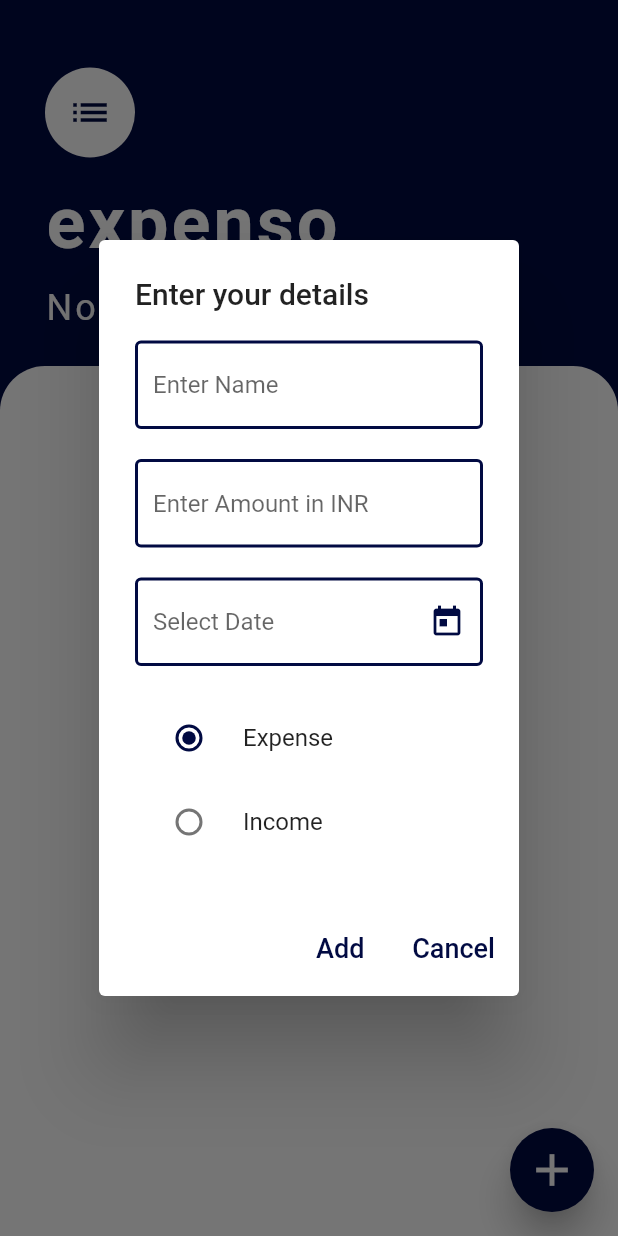
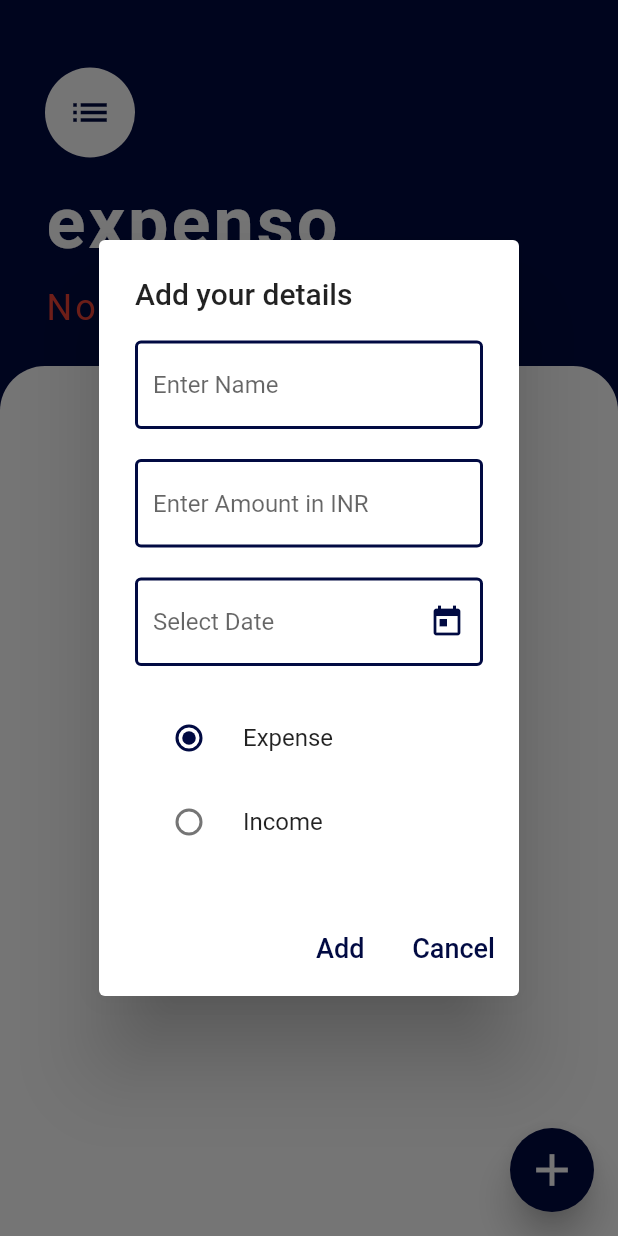
Before and after one commit to Gandheesh-SA/Expenso, a Flutter app: the screen it shows after launch, after a tap on the "add" icon, on a phone screen of 412 x 824 dp. Run offline on Flutter 3.47's test engine with Material 2 defaults, Android fonts, the phone set to English and light mode, and no system bars; our stand-ins replace google_fonts, hive, hive_flutter; accounts and stored records are empty; Roboto replaces fonts that are missing (Chilanka, Ubuntu).

Commit message:
Functionality achieved

```diff
--- a/lib/models/transactiondetails.dart
+++ b/lib/models/transactiondetails.dart
@@ -5,7 +5,7 @@ class TransactionDetails extends HiveObject{
   @HiveField(0)
   late String name;
   @HiveField(1)
-  late DateTime dateTime;
+  late String dateTime;
   @HiveField(2)
   late bool isExpense;
   @HiveField(3)
--- a/lib/widgets/buildScreen.dart
+++ b/lib/widgets/buildScreen.dart
@@ -2,9 +2,15 @@ import 'package:expenso/widgets/transactionCard.dart';
 import 'package:flutter/cupertino.dart';
 import 'package:flutter/material.dart';
 import 'package:google_fonts/google_fonts.dart';
-import 'package:expenso/models/transactiondetails.dart';
+
 
 Widget buildScreen(BuildContext context, List transactions) {
+
+  final netExpense = transactions.fold<double>(0,
+          (previousValue, element) => element.isExpense
+              ? previousValue - element.amount:previousValue + element.amount
+  );
+  final color= netExpense>0 ? Colors.green : Colors.red;
   return Expanded(
     child: Column(crossAxisAlignment: CrossAxisAlignment.start, children: [
       Container(
@@ -15,10 +21,10 @@ Widget buildScreen(BuildContext context, List transactions) {
           bottom: 25.0,
         ),
         child: Text(
-          transactions.isEmpty ? 'No Expense' : 'Net Expense',
+          transactions.isEmpty ? 'No Expense' :'\₹${netExpense.toStringAsFixed(2)}',
           style: GoogleFonts.chilanka(
             fontSize: 24.0,
-            color: Colors.white,
+            color: color,
             letterSpacing: 2.0,
           ),
         ),
--- a/lib/widgets/radiobuttons.dart
+++ /dev/null
@@ -1,30 +0,0 @@
-import 'package:expenso/constants/colorconstants.dart';
-import 'package:flutter/material.dart';
-class CustomRadioButtons extends StatefulWidget {
-  @override
-  _CustomRadioButtonsState createState() => _CustomRadioButtonsState();
-}
-
-class _CustomRadioButtonsState extends State<CustomRadioButtons> {
-  @override
-  Widget build(BuildContext context) {
-    return Column(
-      children: [
-        RadioListTile<bool>(
-          activeColor: primaryColor,
-          selectedTileColor: primaryColor,
-          title: Text('Expense'),
-          value: true,
-          groupValue: true,
-          onChanged: (value) => {},
-        ),
-        RadioListTile<bool>(
-          title: Text('Income'),
-          value: false,
-          groupValue: true,
-          onChanged: (value) => {},
-        ),
-      ],
-    );
-  }
-}
--- a/lib/widgets/transactionform.dart
+++ b/lib/widgets/transactionform.dart
@@ -3,7 +3,7 @@ import 'package:expenso/widgets/namefield.dart';
 import 'package:expenso/widgets/amountfield.dart';
 import 'package:expenso/widgets/addButton.dart';
 import 'package:expenso/widgets/cancelbutton.dart';
-import 'package:expenso/widgets/radiobuttons.dart';
+import 'package:expenso/constants/colorconstants.dart';
 import 'package:expenso/widgets/datepicker.dart';
 import 'package:expenso/models/transactiondetails.dart';
 
@@ -23,7 +23,7 @@ class _TransactionFormState extends State<TransactionForm> {
   final nameController = TextEditingController();
   final amountController = TextEditingController();
   final dateController = TextEditingController();
-  bool isExpense= true;
+  bool isExpense = true;
   bool validation=false;
 
   @override
@@ -41,8 +41,10 @@ class _TransactionFormState extends State<TransactionForm> {
 
   @override
   Widget build(BuildContext context) {
+    bool addEdit = widget.transaction!= null;
+    final heading = addEdit? 'Edit your details': 'Add your details';
     return AlertDialog(
-      title: Text('Enter your details'),
+      title: Text(heading),
       content: Form(
         key:formKey,
         child: SingleChildScrollView(
@@ -56,7 +58,33 @@ class _TransactionFormState extends State<TransactionForm> {
               SizedBox(height:20.0),
               TimeStamp( globalKey: dateController,),
               SizedBox(height:20.0),
-              CustomRadioButtons(),
+              RadioListTile<bool>(
+                selectedTileColor: primaryColor,
+                activeColor: primaryColor,
+                title: Text('Expense'),
+                value: true,
+                groupValue: isExpense,
+                onChanged: (value){
+                  setState(() {
+                    isExpense=value!;
+                    print(isExpense);
+                  });
+                },
+              ),
+              RadioListTile<bool>(
+                selectedTileColor: primaryColor,
+                activeColor: primaryColor,
+                title: Text('Income'),
+                value: false,
+                groupValue: isExpense,
+                onChanged: (value){
+                  setState(() {
+                    isExpense=value!;
+                    print(isExpense);
+                  });
+
+                },
+              ),
             ],
           ),
         ),
```
Also changed, not shown: lib/services/transactionservice.dart (+4 -4 lines), lib/widgets/addButton.dart (+9 -1 lines), lib/widgets/options.dart (added, +17 -0 lines), lib/widgets/transactionCard.dart (+10 -3 lines), lib/models/transactiondetails.g.dart, 5 other files.
